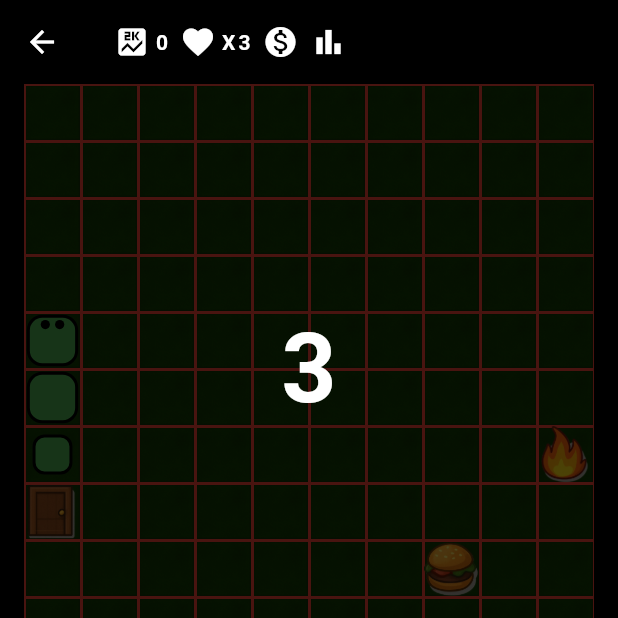
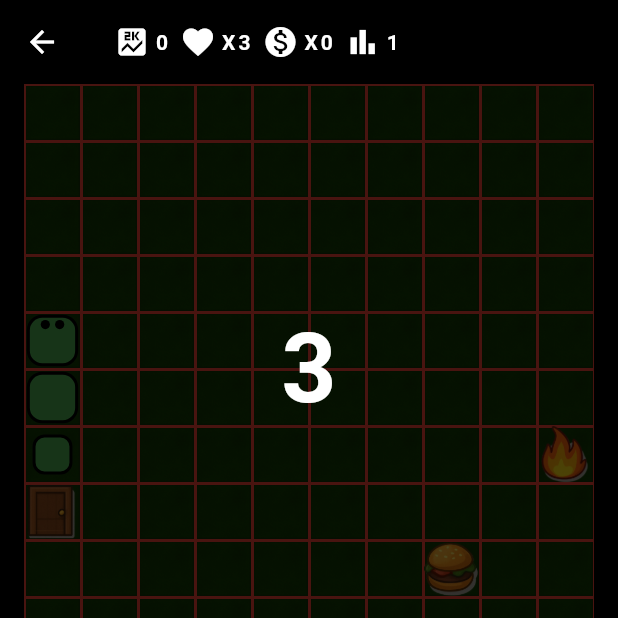
Before and after one commit to emilvdl1986/snakey, a Flutter app: the screen it shows after launch, after a tap on "Play Story", on a phone screen of 412 x 824 dp, the top half of it. Run offline on Flutter 3.47's test engine with Material 3 defaults, Android fonts, the phone set to English and light mode, and no system bars; our stand-ins replace shared_preferences.

Commit message:
Saving progress

```diff
--- a/lib/components/game_app_bar.dart
+++ b/lib/components/game_app_bar.dart
@@ -8,6 +8,8 @@ class GameAppBar extends StatelessWidget implements PreferredSizeWidget {
   final bool showLevel;
   final int score;
   final int livesLeft;
+  final int coins;
+  final int currentLevel;
 
   const GameAppBar({
     super.key,
@@ -18,6 +20,8 @@ class GameAppBar extends StatelessWidget implements PreferredSizeWidget {
     this.showLevel = false,
     this.score = 0,
     this.livesLeft = 3,
+    this.coins = 0,
+    this.currentLevel = 1,
   });
 
   @override
@@ -67,14 +71,34 @@ class GameAppBar extends StatelessWidget implements PreferredSizeWidget {
               ),
             ),
           if (showCoins)
-            const Padding(
-              padding: EdgeInsets.symmetric(horizontal: 4.0),
-              child: Icon(Icons.monetization_on, color: Colors.white),
+            Padding(
+              padding: const EdgeInsets.symmetric(horizontal: 4.0),
+              child: Row(
+                children: [
+                  const Icon(Icons.monetization_on, color: Colors.white),
+                  const SizedBox(width: 4),
+                  const Text('X', style: TextStyle(color: Colors.white, fontWeight: FontWeight.bold, fontSize: 14)),
+                  const SizedBox(width: 2),
+                  Text(
+                    coins.toString(),
+                    style: const TextStyle(color: Colors.white, fontWeight: FontWeight.bold, fontSize: 14),
+                  ),
+                ],
+              ),
             ),
           if (showLevel)
-            const Padding(
-              padding: EdgeInsets.symmetric(horizontal: 4.0),
-              child: Icon(Icons.bar_chart, color: Colors.white),
+            Padding(
+              padding: const EdgeInsets.symmetric(horizontal: 4.0),
+              child: Row(
+                children: [
+                  const Icon(Icons.bar_chart, color: Colors.white),
+                  const SizedBox(width: 4),
+                  Text(
+                    currentLevel.toString(),
+                    style: const TextStyle(color: Colors.white, fontWeight: FontWeight.bold, fontSize: 14),
+                  ),
+                ],
+              ),
             ),
         ],
       ),
```
